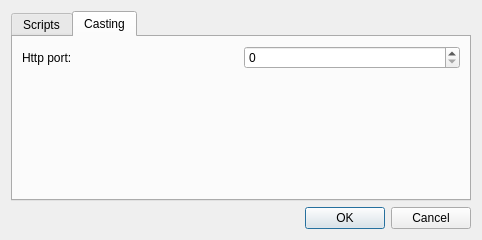
Before: the Qt Designer form relight/settingsdialog.ui in cnr-isti-vclab/relight, drawn with Qt 5.
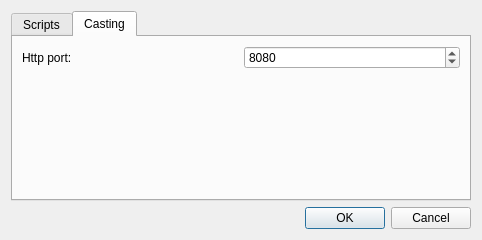
After: the same form once the commit is applied. The open tabs and pages were chosen to show the change.

Commit message: Http server port configurable.

Diff of the .ui file:
```diff
--- a/relight/settingsdialog.ui
+++ b/relight/settingsdialog.ui
@@ -96,7 +96,17 @@
         </widget>
        </item>
        <item row="0" column="1">
-        <widget class="QSpinBox" name="spinBox"/>
+        <widget class="QSpinBox" name="port">
+         <property name="minimum">
+          <number>1024</number>
+         </property>
+         <property name="maximum">
+          <number>32000</number>
+         </property>
+         <property name="value">
+          <number>8080</number>
+         </property>
+        </widget>
        </item>
        <item row="1" column="1">
         <spacer name="verticalSpacer_2">
```
Left out of the diff: 2 changed lines with no effect on the pictures. The commit also changes 4 other files.
